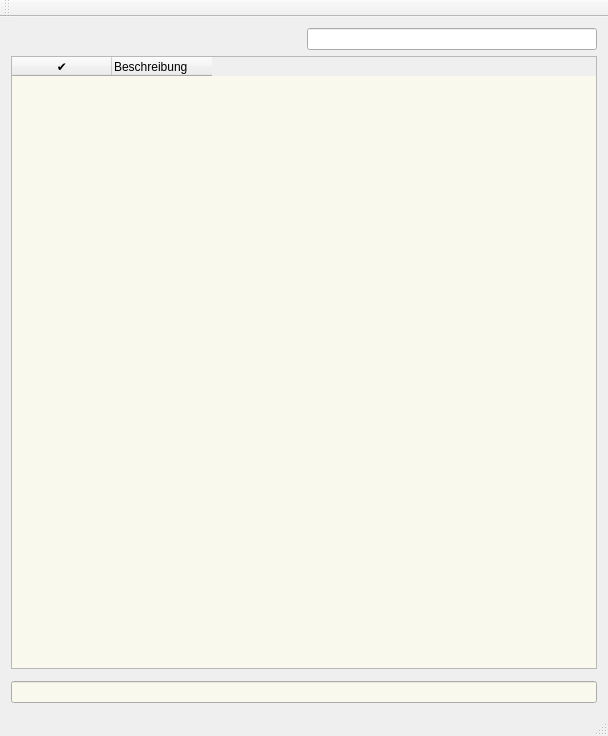
Qt form src/widgets/ui/mainwindow.ui (choenig/tingy) before a commit.
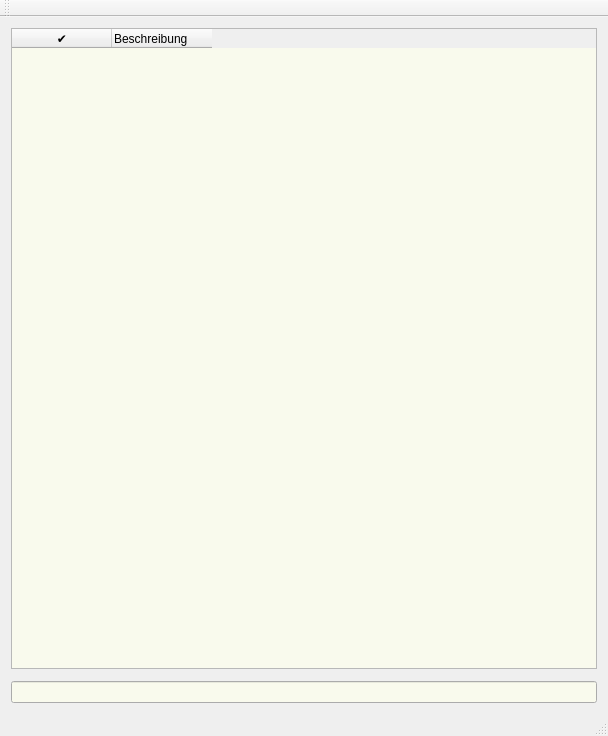
The same form after that commit. Custom widgets are drawn as their Qt base class.

What changed in the file:
```diff
--- a/src/widgets/ui/mainwindow.ui
+++ b/src/widgets/ui/mainwindow.ui
@@ -15,7 +15,7 @@
   </property>
   <widget class="QWidget" name="centralWidget">
    <layout class="QGridLayout" name="gridLayout">
-    <item row="1" column="0" colspan="2">
+    <item row="0" column="0" colspan="2">
      <widget class="TaskTree" name="taskTree">
       <property name="palette">
        <palette>
@@ -122,22 +122,6 @@
     <item row="2" column="0" colspan="2">
      <widget class="DateBeam" name="dateBeam" native="true"/>
     </item>
-    <item row="0" column="1">
-     <widget class="LineEdit" name="leFilter"/>
-    </item>
-    <item row="0" column="0">
-     <spacer name="horizontalSpacer">
-      <property name="orientation">
-       <enum>Qt::Horizontal</enum>
-      </property>
-      <property name="sizeHint" stdset="0">
-       <size>
-        <width>40</width>
-        <height>20</height>
-       </size>
-      </property>
-     </spacer>
-    </item>
    </layout>
   </widget>
   <widget class="QMenuBar" name="menuBar">
@@ -178,11 +162,6 @@
    <header location="global">widgets/datebeam.h</header>
    <container>1</container>
   </customwidget>
-  <customwidget>
-   <class>LineEdit</class>
-   <extends>QLineEdit</extends>
-   <header location="global">widgets/lineedit.h</header>
-  </customwidget>
  </customwidgets>
  <resources/>
  <connections/>
```
Left out of the diff: 4 changed lines with no effect on the pictures.
